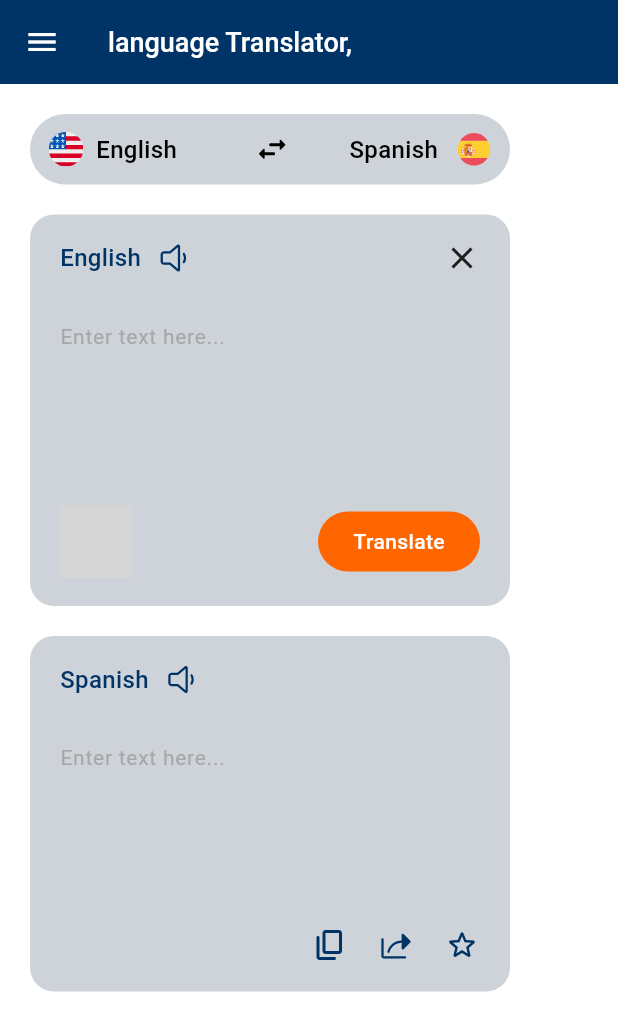
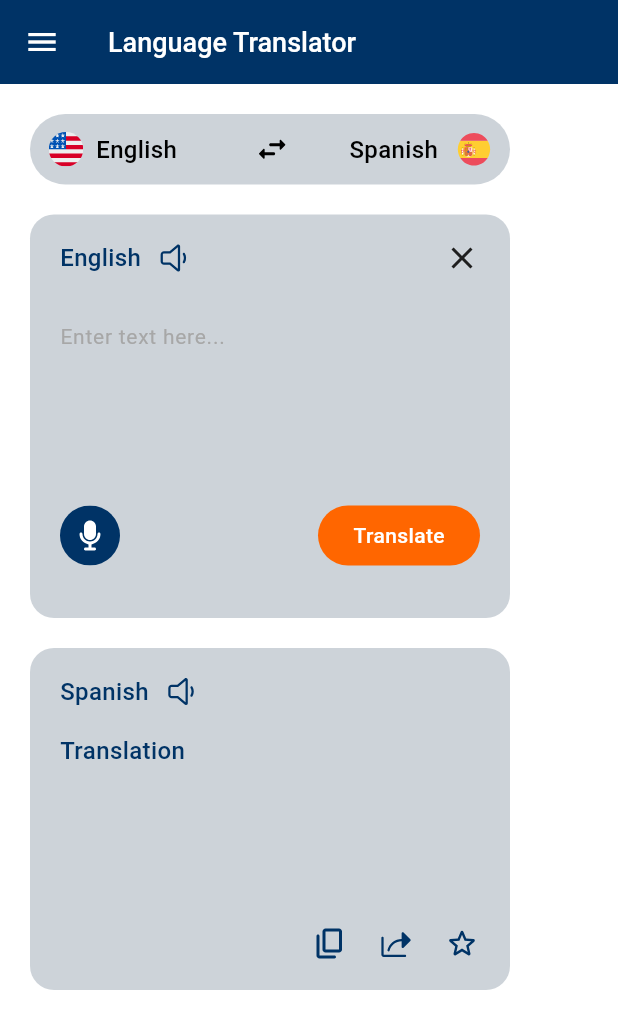
Before and after one commit to DamisolaT/sca-translator-app, a Flutter app: the HomeScreen screen opened by its route, on a phone screen of 412 x 824 dp. Shown: the top 1031 px of the screen. Run offline on Flutter 3.47's test engine with Material 3 defaults, Android fonts, the phone set to English and light mode, and no system bars; our stand-ins replace flutter_svg, html_unescape; project files that could hold a hidden picture were left out; grey boxes are pictures that could not be loaded.

Commit message:
feat : updated home screen

```diff
--- a/lib/core/utils/images.dart
+++ b/lib/core/utils/images.dart
@@ -39,4 +39,5 @@ class AppIcons {
   static const String shareApp = '${basePath}shareapp$format';
   static const String blueShape = '${basePath}blue$format';
   static const String orangeShape = '${basePath}orange$format';
+  static const String micIcon = '${basePath}mic_icon$format';
 }
--- a/lib/features/screens/home/home_screen.dart
+++ b/lib/features/screens/home/home_screen.dart
@@ -1,11 +1,28 @@
+import 'dart:convert';
+
 import 'package:flutter/material.dart';
 import 'package:flutter_svg/flutter_svg.dart';
+import 'package:html_unescape/html_unescape.dart';
+import 'package:http/http.dart' as http;
 import 'package:sca_translator_app/core/theme/colors.dart';
 import 'package:sca_translator_app/core/utils/images.dart';
 import 'package:sca_translator_app/features/screens/home/nav_bar.dart';
 
-class HomeScreen extends StatelessWidget {
+class HomeScreen extends StatefulWidget {
   const HomeScreen({super.key});
+
+  @override
+  State<HomeScreen> createState() => _HomeScreenState();
+}
+
+class _HomeScreenState extends State<HomeScreen> {
+  String translatedText = 'Translation';
+
+  void updateTranslation(String text) {
+    setState(() {
+      translatedText = text;
+    });
+  }
 
   @override
   Widget build(BuildContext context) {
@@ -16,7 +33,7 @@ class HomeScreen extends StatelessWidget {
         iconTheme: IconThemeData(color: AppColors.white),
         backgroundColor: AppColors.appbar,
         title: Text(
-          "language Translator,",
+          "Language Translator",
           style: TextStyle(
               fontSize: 18,
               fontWeight: FontWeight.w500,
@@ -27,39 +44,38 @@ class HomeScreen extends StatelessWidget {
         child: SingleChildScrollView(
           child: Column(
             children: [
-            SizedBox(
-              height: 20,
-            ),
+              SizedBox(height: 20),
               EnglishSpanishContainer(
                 englishImage: AppIcons.engLogo,
                 spanishImage: AppIcons.spanLogo,
               ),
-            SizedBox(
-              height: 20,
-            ),
+              SizedBox(height: 20),
               LanguageContainer(
                 language: 'English',
                 cancelIcon: true,
                 translateContainer: true,
                 monogram: true,
+                removeTextField: false,
+                onTranslate: updateTranslation, // Pass the callback
               ),
-            SizedBox(
-              height: 20,
-            ),
+              SizedBox(height: 20),
               LanguageContainer(
                 language: 'Spanish',
                 cancelIcon: false,
                 translateContainer: false,
                 monogram: false,
+                removeTextField: true,
+                translatedText: translatedText,
               ),
             ],
           ),
-      )),
+        ),
+      ),
     );
   }
 }
 
-class EnglishSpanishContainer extends StatelessWidget {
+class EnglishSpanishContainer extends StatefulWidget {
   const EnglishSpanishContainer({
     super.key,
     required this.englishImage,
@@ -70,6 +86,12 @@ class EnglishSpanishContainer extends StatelessWidget {
   final String spanishImage;
   final EdgeInsets imagePadding;
 
+  @override
+  State<EnglishSpanishContainer> createState() =>
+      _EnglishSpanishContainerState();
+}
+
+class _EnglishSpanishContainerState extends State<EnglishSpanishContainer> {
   @override
   Widget build(BuildContext context) {
     return Padding(
@@ -86,10 +108,10 @@ class EnglishSpanishContainer extends StatelessWidget {
           children: [
             // English Section
             Padding(
-              padding: imagePadding,
+              padding: widget.imagePadding,
               child: Row(
                 children: [
-                  SvgPicture.asset(englishImage),
+                  SvgPicture.asset(widget.englishImage),
                   SizedBox(width: 8),
                   Text(
                     "English",
@@ -115,8 +137,8 @@ class EnglishSpanishContainer extends StatelessWidget {
                   ),
                 ),
                 Padding(
-                  padding: imagePadding,
-                  child: SvgPicture.asset(spanishImage),
+                  padding: widget.imagePadding,
+                  child: SvgPicture.asset(widget.spanishImage),
                 ),
               ],
             ),
@@ -127,18 +149,67 @@ class EnglishSpanishContainer extends StatelessWidget {
   }
 }
 
-class LanguageContainer extends StatelessWidget {
+class LanguageContainer extends StatefulWidget {
   const LanguageContainer({
     super.key,
     required this.language,
     this.cancelIcon = false,
     this.translateContainer = false,
     this.monogram = false,
+    this.removeTextField = false,
+    this.translatedText,
+    this.onTranslate,
   });
+
   final String language;
   final bool cancelIcon;
   final bool translateContainer;
   final bool monogram;
+  final bool removeTextField;
+  final String? translatedText;
+  final Function(String)? onTranslate;
+
+  @override
+  State<LanguageContainer> createState() => _LanguageContainerState();
+}
+
+class _LanguageContainerState extends State<LanguageContainer> {
+  final TextEditingController _controller = TextEditingController();
+
+  Future<void> translateText() async {
+    if (_controller.text.isEmpty) return;
+
+    const apiKey = "AIzaSyAFBj69KQSOkyQYKS1Y1lZEcJBMmoWfIu8";
+    const to = "es"; // Spanish
+
+    final Uri url = Uri.https(
+      "translation.googleapis.com",
+      "/language/translate/v2",
+      {
+        "q": _controller.text,
+        "target": to,
+        "key": apiKey,
+      },
+    );
+
+    final response = await http.post(url);
+
+    if (response.statusCode == 200) {
+      final body = json.decode(response.body);
+      final List<dynamic> translations = body['data']['translations'];
+
+      if (translations.isNotEmpty) {
+        final translation =
+            HtmlUnescape().convert(translations.first["translatedText"]);
+
+        if (widget.onTranslate != null) {
+          widget.onTranslate!(translation);
+        }
+      }
+    } else {
+      print("Error: ${response.body}");
+    }
+  }
 
   @override
   Widget build(BuildContext context) {
@@ -149,36 +220,36 @@ class LanguageContainer extends StatelessWidget {
         borderRadius: BorderRadius.circular(16),
       ),
       child: Padding(
-        padding: const EdgeInsets.symmetric(
-          horizontal: 20,
-        ),
+        padding: const EdgeInsets.symmetric(horizontal: 20),
         child: Column(
           crossAxisAlignment: CrossAxisAlignment.start,
           children: [
-            SizedBox(
-              height: 17,
-            ),
+            SizedBox(height: 17),
+
+            // Language & Icons Row
             Row(
               children: [
                 Text(
-                  language,
+                  widget.language,
                   style: TextStyle(
                       fontSize: 16,
                       fontWeight: FontWeight.w500,
                       color: AppColors.appbar),
                 ),
-                SizedBox(
-                  width: 11,
-                ),
-                SvgPicture.asset(AppIcons.speakerIcon),
+                SizedBox(width: 11),
+                SvgPicture.asset(AppIcons.speakerIcon), // Speaker icon
                 Spacer(),
-                if (cancelIcon) SvgPicture.asset(AppIcons.exitIcon)
+                if (widget.cancelIcon)
+                  SvgPicture.asset(AppIcons.exitIcon), // Exit icon
               ],
             ),
-            SizedBox(
-              height: 16,
-            ),
+
+            SizedBox(height: 16),
+
+            // TextField or Translated Text
+            if (!widget.removeTextField)
               TextFormField(
+                controller: _controller,
                 decoration: InputDecoration(
                   hintText: "Enter text here...",
                   hintStyle: TextStyle(
@@ -188,17 +259,29 @@ class LanguageContainer extends StatelessWidget {
                   ),
                   border: InputBorder.none,
                 ),
+              )
+            else
+              Text(
+                widget.translatedText ?? "Translation",
+                style: TextStyle(
+                  fontSize: 16,
+                  fontWeight: FontWeight.w500,
+                  color: AppColors.appbar,
                 ),
-            SizedBox(
-              height: 89,
               ),
+
+            SizedBox(height: 89),
+
+            // Monogram & Translate Button Row
             Row(
               mainAxisAlignment: MainAxisAlignment.spaceBetween,
               children: [
-                if (monogram) SvgPicture.asset(AppIcons.monogramIcon),
+                if (widget.monogram) SvgPicture.asset(AppIcons.monogramIcon),
                 Spacer(),
-                if (translateContainer)
-                  Container(
+                if (widget.translateContainer)
+                  GestureDetector(
+                    onTap: translateText,
+                    child: Container(
                       width: 108,
                       height: 40,
                       decoration: BoxDecoration(
@@ -215,10 +298,16 @@ class LanguageContainer extends StatelessWidget {
                           ),
                         ),
                       ),
-                  )
-                else
+                    ),
+                  ),
+              ],
+            ),
+
+            SizedBox(height: 16),
+
+            if (!widget.translateContainer) ...[
               Row(
-                    mainAxisAlignment: MainAxisAlignment.center,
+                mainAxisAlignment: MainAxisAlignment.end,
                 children: [
                   SvgPicture.asset(AppIcons.materialIcon),
                   SizedBox(
@@ -227,7 +316,7 @@ class LanguageContainer extends StatelessWidget {
                   SvgPicture.asset(AppIcons.shareIcon),
                   SizedBox(
                     width: 20,
-                      ),
+                  ), // Share icon
                   GestureDetector(
                     onTap: () {
                       showDialog(
@@ -267,8 +356,7 @@ class LanguageContainer extends StatelessWidget {
                                   ),
                                   SizedBox(height: 16),
                                   Row(
-                                              mainAxisAlignment:
-                                                  MainAxisAlignment.center,
+                                    mainAxisAlignment: MainAxisAlignment.center,
                                     children: List.generate(
                                       5,
                                       (index) => Icon(
@@ -281,54 +369,51 @@ class LanguageContainer extends StatelessWidget {
                                   SizedBox(height: 24),
                                   Row(
                                     mainAxisAlignment:
-                                                    MainAxisAlignment
-                                                        .spaceBetween,
+                                        MainAxisAlignment.spaceBetween,
                                     children: [
                                       TextButton(
                                         onPressed: () =>
-                                                        Navigator.of(context)
-                                                            .pop(),
+                                            Navigator.of(context).pop(),
                                         child: Text(
                                           "Cancel",
                                           style: TextStyle(
-                                                          color: AppColors
-                                                              .lightGrey,
-                                                          fontSize: 16),
+                                            color: AppColors.lightGrey,
+                                            fontSize: 16,
+                                          ),
                                         ),
                                       ),
                                       ElevatedButton(
-                                                    style: ElevatedButton
-                                                        .styleFrom(
+                                        style: ElevatedButton.styleFrom(
                                           backgroundColor:
                                               AppColors.buttonColor,
-                                                      minimumSize:
-                                                          Size(115, 40),
+                                          minimumSize: Size(115, 40),
                                         ),
                                         onPressed: () =>
-                                                        Navigator.of(context)
-                                                            .pop(),
+                                            Navigator.of(context).pop(),
                                         child: Text(
                                           "Exit",
                                           style: TextStyle(
                                             fontSize: 16,
-                                                          color:
-                                                              AppColors.white),
+                                            color: AppColors.white,
                                           ),
                                         ),
-                                                ])
-                                          ])));
+                                      ),
+                                    ],
+                                  ),
+                                ],
+                              ),
+                            ),
+                          );
                         },
                       );
                     },
                     child: SvgPicture.asset(AppIcons.starIcon),
-                      )
-                    ],
-                  )
+                  ),
                 ],
               ),
-            SizedBox(
-              height: 19,
-            )
+            ],
+
+            SizedBox(height: 19),
           ],
         ),
       ),
--- a/pubspec.yaml
+++ b/pubspec.yaml
@@ -35,6 +35,9 @@ dependencies:
   # Use with the CupertinoIcons class for iOS style icons.
   cupertino_icons: ^1.0.8
   flutter_svg: ^2.0.10+1
+  translator: ^1.0.3+1
+  http: ^1.3.0
+  html_unescape: ^2.0.0
 
 dev_dependencies:
   flutter_test:
```
Also changed, not shown: assets/icons/monogram.svg (added), pubspec.lock. Lines whose indentation alone changed are shown as unchanged.
